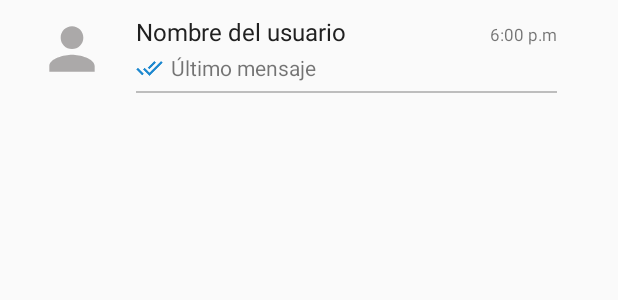
After one commit to sgutros0810/red-chart-v1, an Android app: the layout cardview_chats.xml on its own in the app's theme, with its tools: preview values and no code run, on a phone screen of 412 x 824 dp. The commit adds this screen. Shown: the top 300 px of the screen. Run offline under Robolectric (Android 15) with nearby library versions, the phone set to English and light mode, and no system bars.

Commit message:
Mostrar el chat ya creado en el tab de 'Chats'

```diff
--- a/app/src/main/java/proyecto/red_chart_v1/fragments/ContactsFragment.java
+++ b/app/src/main/java/proyecto/red_chart_v1/fragments/ContactsFragment.java
@@ -16,6 +16,7 @@ import com.google.firebase.firestore.Query;
 import proyecto.red_chart_v1.R;
 import proyecto.red_chart_v1.adapters.ContactsAdapter;
 import proyecto.red_chart_v1.models.User;
+import proyecto.red_chart_v1.providers.AuthProvider;
 import proyecto.red_chart_v1.providers.UsersProvider;
 
 
@@ -27,6 +28,7 @@ public class ContactsFragment extends Fragment {
     ContactsAdapter mContactsAdapter;
 
     UsersProvider mUsersProvider;
+    AuthProvider mAuthProvider;
 
     public ContactsFragment() {
         // Required empty public constructor
@@ -39,7 +41,9 @@ public class ContactsFragment extends Fragment {
         // Inflate the layout for this fragment
         mView = inflater.inflate(R.layout.fragment_contacts, container, false);
         mRecyclerViewContacts = mView.findViewById(R.id.recyclerViewContacts);
+
         mUsersProvider = new UsersProvider();
+        mAuthProvider = new AuthProvider();
 
         //Se posicionan uno debajo del otro
         LinearLayoutManager linearLayoutManager = new LinearLayoutManager(getContext());
--- /dev/null
+++ b/app/src/main/res/layout/cardview_chats.xml
@@ -0,0 +1,94 @@
+<?xml version="1.0" encoding="utf-8"?>
+<FrameLayout
+    xmlns:android="http://schemas.android.com/apk/res/android"
+    android:layout_width="match_parent"
+    android:layout_height="wrap_content"
+    android:layout_marginTop="10dp"
+    android:layout_marginBottom="10dp"
+    android:layout_marginRight="25dp"
+    android:layout_marginLeft="25dp" >
+
+    <LinearLayout
+        android:layout_width="match_parent"
+        android:layout_height="wrap_content"
+        android:orientation="horizontal">
+
+        <de.hdodenhof.circleimageview.CircleImageView
+            android:id="@+id/circleImageUser"
+            android:layout_width="45dp"
+            android:layout_height="45dp"
+            android:src="@drawable/ic_perfil_person" />
+
+        <LinearLayout
+            android:layout_width="match_parent"
+            android:layout_height="wrap_content"
+            android:orientation="vertical"
+            android:layout_marginLeft="20dp"
+            android:layout_marginRight="15dp">
+
+            <LinearLayout
+                android:layout_width="match_parent"
+                android:layout_height="wrap_content"
+                android:orientation="horizontal">
+
+                <TextView
+                    android:id="@+id/textViewUsername"
+                    android:layout_width="wrap_content"
+                    android:layout_height="wrap_content"
+                    android:text="Nombre del usuario"
+                    android:textColor="@color/black"
+                    android:layout_weight="1"
+                    android:textSize="16dp"
+                    android:maxLines="1" />
+
+                <TextView
+                    android:id="@+id/textViewTimestamp"
+                    android:layout_width="wrap_content"
+                    android:layout_height="wrap_content"
+                    android:text="6:00 p.m"
+                    android:textSize="11dp"
+                    android:maxLines="1" />
+
+            </LinearLayout>
+
+
+            <LinearLayout
+                android:layout_width="match_parent"
+                android:layout_height="match_parent"
+                android:orientation="horizontal"
+                android:gravity="center_vertical"
+                android:layout_marginTop="3dp">
+
+                <ImageView
+                    android:id="@+id/imageViewCheck"
+                    android:layout_width="18dp"
+                    android:layout_height="18dp"
+                    android:src="@drawable/icon_check_double_blue" />
+
+                <TextView
+                    android:id="@+id/textViewLastMessage"
+                    android:layout_width="wrap_content"
+                    android:layout_height="wrap_content"
+                    android:text="Último mensaje"
+                    android:textSize="14dp"
+                    android:maxLines="1"
+                    android:layout_marginLeft="5dp"/>
+
+            </LinearLayout>
+
+
+            <View
+                android:layout_width="match_parent"
+                android:layout_height="1dp"
+                android:background="@color/colorGray"
+                android:layout_marginTop="6dp" />
+
+
+
+
+
+        </LinearLayout>
+
+    </LinearLayout>
+
+</FrameLayout>
```
Also changed, not shown: app/src/main/java/proyecto/red_chart_v1/adapters/ChatsAdapter.java (added, +121 -0 lines), app/src/main/java/proyecto/red_chart_v1/fragments/ChatsFragment.java (+54 -34 lines), app/src/main/java/proyecto/red_chart_v1/providers/ChatsProvider.java (+7 -0 lines), app/src/main/res/layout/fragment_chats.xml (+9 -4 lines), app/src/main/res/drawable-mdpi/icon_check_double_blue.png (added), app/src/main/res/drawable-mdpi/icon_check_double_gris.png (added), app/src/main/res/drawable-mdpi/icon_check_gris.png (added), app/src/main/res/drawable-xhdpi/icon_check_double_blue.png (added), app/src/main/res/drawable-xhdpi/icon_check_double_gris.png (added), app/src/main/res/drawable-xhdpi/icon_check_gris.png (added), app/src/main/res/drawable-xxhdpi/icon_check_double_blue.png (added), app/src/main/res/drawable-xxhdpi/icon_check_double_gris.png (added), app/src/main/res/drawable-xxhdpi/icon_check_gris.png (added), app/src/main/res/drawable-xxxhdpi/icon_check_double_blue.png (added), 2 more files.
